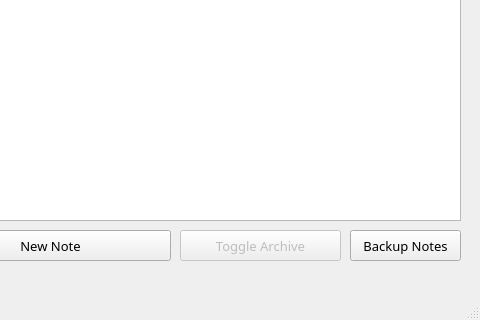
First picture: the form in Note-App/mainwindow.ui, repository knu-2-tochanenko/OOP, before the edit; both pictures show x 520 to 1000 and y 380 to 700 of the 1000 by 700 pixel window.
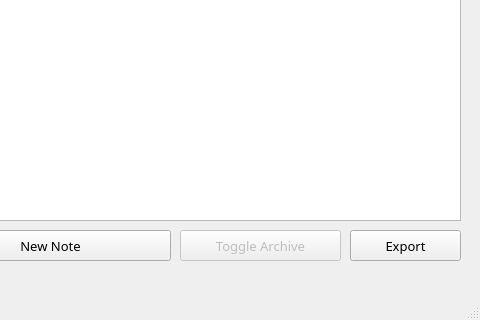
Second picture: the form after the edit.

The edit to the form file:
```diff
--- a/Note-App/mainwindow.ui
+++ b/Note-App/mainwindow.ui
@@ -175,7 +175,7 @@
      </font>
     </property>
     <property name="text">
-     <string>Backup Notes</string>
+     <string>Export</string>
     </property>
     <property name="shortcut">
      <string>Ctrl+Shift+B</string>
```
Left out of the diff: 2 changed lines with no effect on the pictures.
